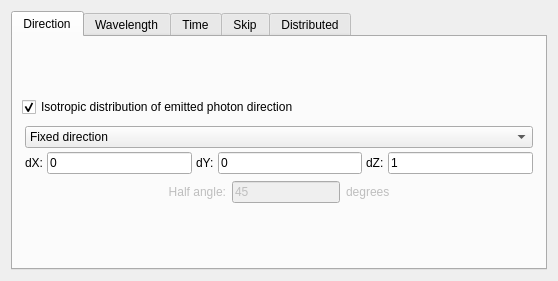
Before: the Qt Designer form ants3bundle/src/ants3/gui/photsim/abombadvanceddialog.ui in andrmor/ANTS3bundle, drawn with Qt 5.
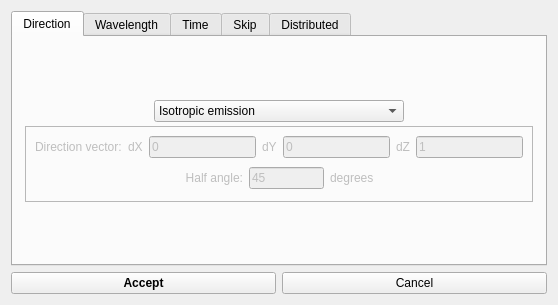
After: the same form once the commit is applied.

Commit message: add advanced photon bomb settings and its gui

```diff
--- a/ants3bundle/src/ants3/gui/photsim/abombadvanceddialog.ui
+++ b/ants3bundle/src/ants3/gui/photsim/abombadvanceddialog.ui
@@ -47,19 +47,6 @@
          </property>
         </spacer>
        </item>
-       <item>
-        <widget class="QCheckBox" name="cbRandomDir">
-         <property name="enabled">
-          <bool>true</bool>
-         </property>
-         <property name="text">
-          <string>Isotropic distribution of emitted photon direction</string>
-         </property>
-         <property name="checked">
-          <bool>true</bool>
-         </property>
-        </widget>
-       </item>
        <item>
         <widget class="QFrame" name="fFixedDir">
          <property name="enabled">
@@ -88,7 +75,36 @@
            <number>3</number>
           </property>
           <item>
-           <widget class="QComboBox" name="cobFixedDirOrCone">
+           <layout class="QHBoxLayout" name="horizontalLayout_11">
+            <property name="topMargin">
+             <number>0</number>
+            </property>
+            <item>
+             <spacer name="horizontalSpacer_8">
+              <property name="orientation">
+               <enum>Qt::Horizontal</enum>
+              </property>
+              <property name="sizeHint" stdset="0">
+               <size>
+                <width>40</width>
+                <height>20</height>
+               </size>
+              </property>
+             </spacer>
+            </item>
+            <item>
+             <widget class="QComboBox" name="cobDirectionMode">
+              <property name="minimumSize">
+               <size>
+                <width>250</width>
+                <height>0</height>
+               </size>
+              </property>
+              <item>
+               <property name="text">
+                <string>Isotropic emission</string>
+               </property>
+              </item>
             <item>
              <property name="text">
               <string>Fixed direction</string>
@@ -102,18 +118,58 @@
            </widget>
           </item>
           <item>
+             <spacer name="horizontalSpacer_9">
+              <property name="orientation">
+               <enum>Qt::Horizontal</enum>
+              </property>
+              <property name="sizeHint" stdset="0">
+               <size>
+                <width>40</width>
+                <height>20</height>
+               </size>
+              </property>
+             </spacer>
+            </item>
+           </layout>
+          </item>
+          <item>
+           <widget class="QFrame" name="frNonIsotropic">
+            <property name="enabled">
+             <bool>false</bool>
+            </property>
+            <property name="minimumSize">
+             <size>
+              <width>0</width>
+              <height>0</height>
+             </size>
+            </property>
+            <property name="frameShape">
+             <enum>QFrame::StyledPanel</enum>
+            </property>
+            <property name="frameShadow">
+             <enum>QFrame::Raised</enum>
+            </property>
+            <layout class="QVBoxLayout" name="verticalLayout_9">
+             <item>
            <layout class="QHBoxLayout" name="horizontalLayout_7">
+               <item>
+                <widget class="QLabel" name="label_2">
+                 <property name="text">
+                  <string>Direction vector:</string>
+                 </property>
+                </widget>
+               </item>
             <item>
              <widget class="QLabel" name="label_222">
               <property name="text">
-               <string>dX:</string>
+                  <string>dX</string>
               </property>
              </widget>
             </item>
             <item>
-             <widget class="QLineEdit" name="ledSingleDX">
+                <widget class="QLineEdit" name="ledDX">
               <property name="enabled">
-               <bool>true</bool>
+                  <bool>false</bool>
               </property>
               <property name="text">
                <string>0</string>
@@ -123,14 +179,14 @@
             <item>
              <widget class="QLabel" name="label_224">
               <property name="text">
-               <string>dY:</string>
+                  <string>dY</string>
               </property>
              </widget>
             </item>
             <item>
-             <widget class="QLineEdit" name="ledSingleDY">
+                <widget class="QLineEdit" name="ledDY">
               <property name="enabled">
-               <bool>true</bool>
+                  <bool>false</bool>
               </property>
               <property name="text">
                <string>0</string>
@@ -140,14 +196,14 @@
             <item>
              <widget class="QLabel" name="label_226">
               <property name="text">
-               <string>dZ:</string>
+                  <string>dZ</string>
               </property>
              </widget>
             </item>
             <item>
-             <widget class="QLineEdit" name="ledSingleDZ">
+                <widget class="QLineEdit" name="ledDZ">
               <property name="enabled">
-               <bool>true</bool>
+                  <bool>false</bool>
               </property>
               <property name="text">
                <string>1</string>
@@ -207,6 +263,12 @@
                </item>
                <item>
                 <widget class="QLineEdit" name="ledConeAngle">
+                    <property name="maximumSize">
+                     <size>
+                      <width>75</width>
+                      <height>16777215</height>
+                     </size>
+                    </property>
                  <property name="text">
                   <string>45</string>
                  </property>
@@ -240,6 +302,9 @@
          </layout>
         </widget>
        </item>
+         </layout>
+        </widget>
+       </item>
        <item>
         <spacer name="verticalSpacer_6">
          <property name="orientation">
@@ -274,7 +339,7 @@
         </spacer>
        </item>
        <item>
-        <widget class="QCheckBox" name="cbFixWavelengthPointSource">
+        <widget class="QCheckBox" name="cbFixWave">
          <property name="enabled">
           <bool>true</bool>
          </property>
@@ -286,7 +351,7 @@
        <item>
         <widget class="QFrame" name="fPointSourceWave">
          <property name="enabled">
-          <bool>true</bool>
+          <bool>false</bool>
          </property>
          <property name="frameShape">
           <enum>QFrame::NoFrame</enum>
@@ -311,7 +376,7 @@
           <item>
            <widget class="QLabel" name="label_18">
             <property name="text">
-             <string>Wavelength:</string>
+             <string>Wavelength index:</string>
             </property>
             <property name="alignment">
              <set>Qt::AlignRight|Qt::AlignTrailing|Qt::AlignVCenter</set>
@@ -319,17 +384,10 @@
            </widget>
           </item>
           <item>
-           <widget class="QLabel" name="labWavelengthPointSource">
-            <property name="text">
-             <string>200 nm; index=</string>
+           <widget class="QSpinBox" name="sbFixedWave">
+            <property name="enabled">
+             <bool>false</bool>
             </property>
-            <property name="alignment">
-             <set>Qt::AlignRight|Qt::AlignTrailing|Qt::AlignVCenter</set>
-            </property>
-           </widget>
-          </item>
-          <item>
-           <widget class="QSpinBox" name="sbFixedWaveIndexPointSource">
             <property name="maximumSize">
              <size>
               <width>75</width>
@@ -347,6 +405,30 @@
             </property>
            </widget>
           </item>
+          <item>
+           <widget class="QLabel" name="label_5">
+            <property name="text">
+             <string>--&gt;</string>
+            </property>
+           </widget>
+          </item>
+          <item>
+           <widget class="QLabel" name="labWavelength">
+            <property name="text">
+             <string>??</string>
+            </property>
+            <property name="alignment">
+             <set>Qt::AlignRight|Qt::AlignTrailing|Qt::AlignVCenter</set>
+            </property>
+           </widget>
+          </item>
+          <item>
+           <widget class="QLabel" name="label_4">
+            <property name="text">
+             <string>nm</string>
+            </property>
+           </widget>
+          </item>
           <item>
            <spacer name="horizontalSpacer_2">
             <property name="orientation">
@@ -397,7 +479,7 @@
         </spacer>
        </item>
        <item>
-        <widget class="QCheckBox" name="checkBox_4">
+        <widget class="QCheckBox" name="cbFixedDecay">
          <property name="text">
           <string>Override decay time</string>
          </property>
@@ -419,7 +501,16 @@
           </spacer>
          </item>
          <item>
-          <widget class="QLineEdit" name="lineEdit">
+          <widget class="QLineEdit" name="ledDecayTime">
+           <property name="enabled">
+            <bool>false</bool>
+           </property>
+           <property name="maximumSize">
+            <size>
+             <width>100</width>
+             <height>16777215</height>
+            </size>
+           </property>
            <property name="text">
             <string>5</string>
            </property>
@@ -480,10 +571,17 @@
          </property>
         </spacer>
        </item>
+       <item>
+        <widget class="QLabel" name="label_7">
+         <property name="text">
+          <string>Skip photon bombs when</string>
+         </property>
+        </widget>
+       </item>
        <item>
         <layout class="QHBoxLayout" name="horizontalLayout_3">
          <item>
-          <widget class="QCheckBox" name="cbLimitNodesOutsideObject">
+          <widget class="QCheckBox" name="cbSkipByVolume">
            <property name="font">
             <font>
              <weight>50</weight>
@@ -495,7 +593,7 @@
             <string>If a node is outside of this object, skip it. If this object is not found, the option has no effect.</string>
            </property>
            <property name="text">
-            <string>Skip if position outside of</string>
+            <string>Position is outside of</string>
            </property>
            <property name="checked">
             <bool>false</bool>
@@ -503,7 +601,10 @@
           </widget>
          </item>
          <item>
-          <widget class="QLineEdit" name="leLimitNodesObject">
+          <widget class="QLineEdit" name="leSkipOutsideVolume">
+           <property name="enabled">
+            <bool>false</bool>
+           </property>
            <property name="font">
             <font>
              <weight>50</weight>
@@ -519,8 +620,43 @@
            </property>
           </widget>
          </item>
+         <item>
+          <widget class="QLabel" name="label_8">
+           <property name="text">
+            <string>geometry volume</string>
+           </property>
+          </widget>
+         </item>
         </layout>
        </item>
+       <item>
+        <layout class="QHBoxLayout" name="horizontalLayout_13">
+         <property name="topMargin">
+          <number>0</number>
+         </property>
+         <item>
+          <widget class="QCheckBox" name="cbSkipByMaterial">
+           <property name="text">
+            <string>Material at the emission point is other than</string>
+           </property>
+          </widget>
+         </item>
+         <item>
+          <widget class="QLineEdit" name="leSkipOutsideMaterial">
+           <property name="enabled">
+            <bool>false</bool>
+           </property>
+          </widget>
+         </item>
+        </layout>
+       </item>
+       <item>
+        <widget class="QLabel" name="label">
+         <property name="text">
+          <string>Does not apply to &quot;Single&quot; generation mode!</string>
+         </property>
+        </widget>
+       </item>
        <item>
         <spacer name="verticalSpacer_3">
          <property name="orientation">
@@ -541,6 +677,16 @@
        <string>Distributed</string>
       </attribute>
       <layout class="QVBoxLayout" name="verticalLayout_7">
+       <item>
+        <widget class="QLabel" name="label_6">
+         <property name="text">
+          <string>NOT YET IMPLEMENTED!</string>
+         </property>
+         <property name="alignment">
+          <set>Qt::AlignCenter</set>
+         </property>
+        </widget>
+       </item>
        <item>
         <layout class="QHBoxLayout" name="horizontalLayout_6">
          <item>
@@ -805,6 +951,33 @@
      </widget>
     </widget>
    </item>
+   <item>
+    <layout class="QHBoxLayout" name="horizontalLayout_12">
+     <property name="topMargin">
+      <number>0</number>
+     </property>
+     <item>
+      <widget class="QPushButton" name="pbAccept">
+       <property name="font">
+        <font>
+         <weight>75</weight>
+         <bold>true</bold>
+        </font>
+       </property>
+       <property name="text">
+        <string>Accept</string>
+       </property>
+      </widget>
+     </item>
+     <item>
+      <widget class="QPushButton" name="pbCancel">
+       <property name="text">
+        <string>Cancel</string>
+       </property>
+      </widget>
+     </item>
+    </layout>
+   </item>
   </layout>
  </widget>
  <resources/>
```
Left out of the diff: 68 changed lines with no effect on the pictures. Lines whose indentation alone changed are shown as unchanged. The commit also changes 9 other files.
